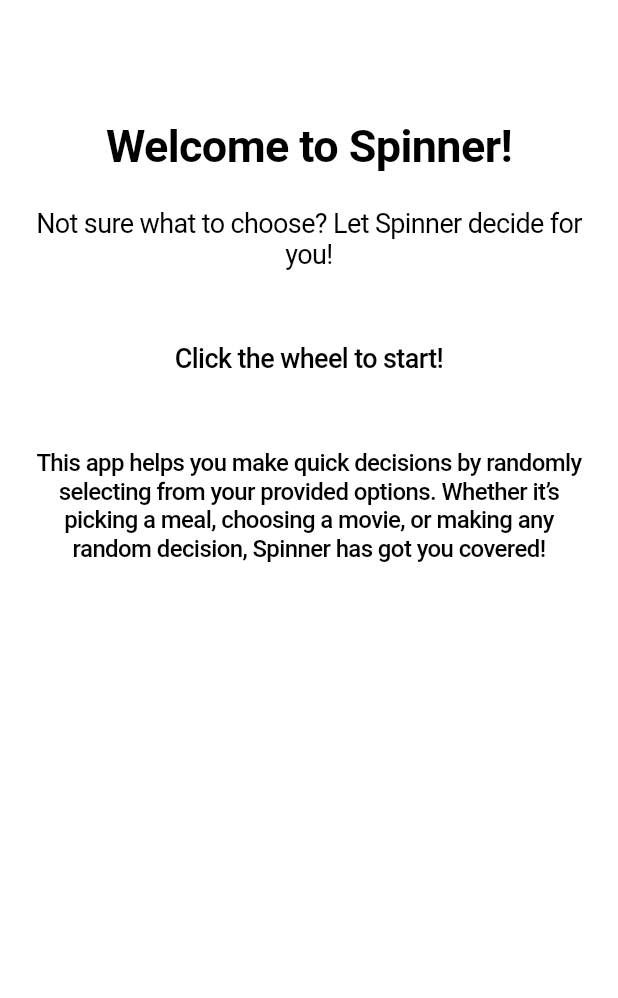
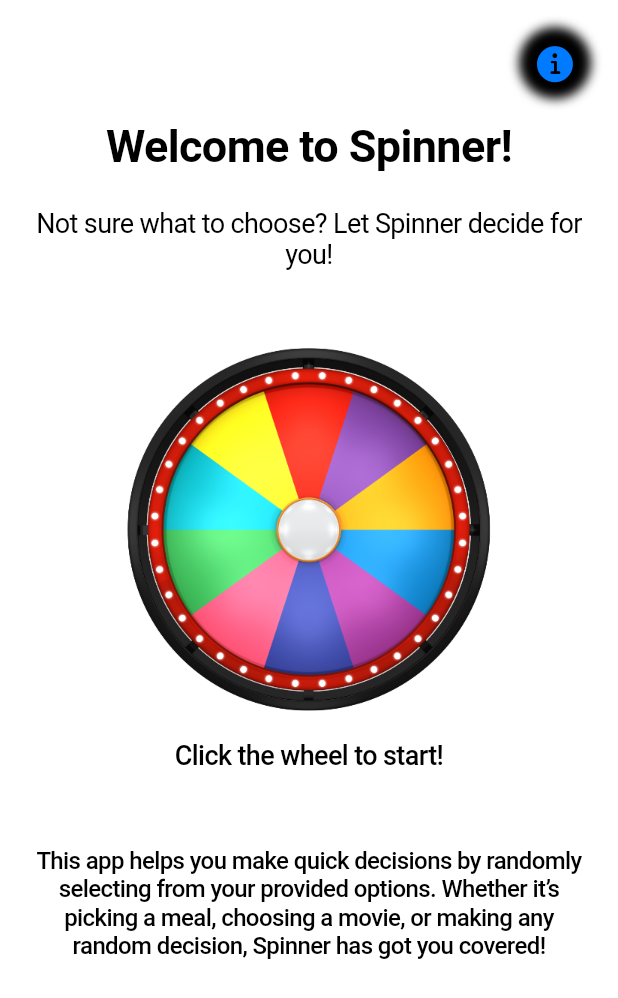
Before and after one commit to beyonce-ama/the_spinner, a Flutter app: the screen it shows after launch, on a phone screen of 412 x 824 dp. Shown: the top 998 px of the screen. Run offline on Flutter 3.47's test engine with Material 3 defaults, Android fonts, the phone set to English and light mode, and no system bars.

Commit message:
wheel image animation

```diff
--- a/lib/home_screen.dart
+++ b/lib/home_screen.dart
@@ -1,5 +1,6 @@
 import 'package:flutter/cupertino.dart';
 import 'package:flutter/material.dart';
+import 'dart:math';
 
 class HomeScreen extends StatefulWidget {
   const HomeScreen({super.key});
@@ -9,11 +10,40 @@ class HomeScreen extends StatefulWidget {
 }
 
 class _HomeScreenState extends State<HomeScreen> with SingleTickerProviderStateMixin {
+  late AnimationController _controller;
+  double _angle = 0;
+
+  @override
+  void initState() {
+    super.initState();
+    _controller = AnimationController(
+      vsync: this,
+      duration: const Duration(seconds: 3),
+    );
+  }
+
+  void _spinWheel() {
+    setState(() {
+      _angle += (Random().nextDouble() * 5 + 5) * pi;
+    });
+
+    _controller.forward(from: 0).then((_) {
+      Navigator.push(
+        context,
+        CupertinoPageRoute(builder: (context) => const SpinnerScreen()),
+      );
+    });
+  }
+
 @override
 Widget build(BuildContext context) {
+  final Brightness brightness = MediaQuery.of(context).platformBrightness;
+  final bool isDarkMode = brightness == Brightness.dark;
+
   return CupertinoPageScaffold(
     child: Stack(
       children: [
+        // Background
         SizedBox(
           width: MediaQuery.of(context).size.width,
           height: MediaQuery.of(context).size.height,
@@ -44,6 +74,16 @@ Widget build(BuildContext context) {
                     ),
                   ),
                   const SizedBox(height: 40),
+                  GestureDetector(
+                    onTap: _spinWheel,
+                    child: AnimatedRotation(
+                      turns: _angle / (2 * pi),
+                      duration: const Duration(seconds: 3),
+                      curve: Curves.easeOut,
+                      child: Image.asset('images/wheel.png', width: 250, height: 250),
+                    ),
+                  ),
+                  const SizedBox(height: 15),
                   Text(
                     "Click the wheel to start!",
                     style: TextStyle(
@@ -66,6 +106,29 @@ Widget build(BuildContext context) {
                   ),
                   const SizedBox(height: 150),
                 ],
+              ),
+            ),
+          ),
+        ),
+        Positioned(
+          top: 20,
+          right: 20,
+          child: GestureDetector(
+            onTap: () => _showInfoDialog(context),
+            child: Container(
+              padding: const EdgeInsets.all(8),
+              decoration: BoxDecoration(
+                shape: BoxShape.circle,
+                boxShadow: [
+                  BoxShadow(
+                    blurRadius: 5,
+                    spreadRadius: 2,
+                  ),
+                ],
+              ),
+              child: Icon(
+                CupertinoIcons.info_circle_fill,
+                size: 28,
               ),
             ),
           ),
@@ -145,4 +208,9 @@ void _showInfoDialog(BuildContext context) {
       ),
     );
   }
+  @override
+  void dispose() {
+    _controller.dispose();
+    super.dispose();
+  }
 }
```
